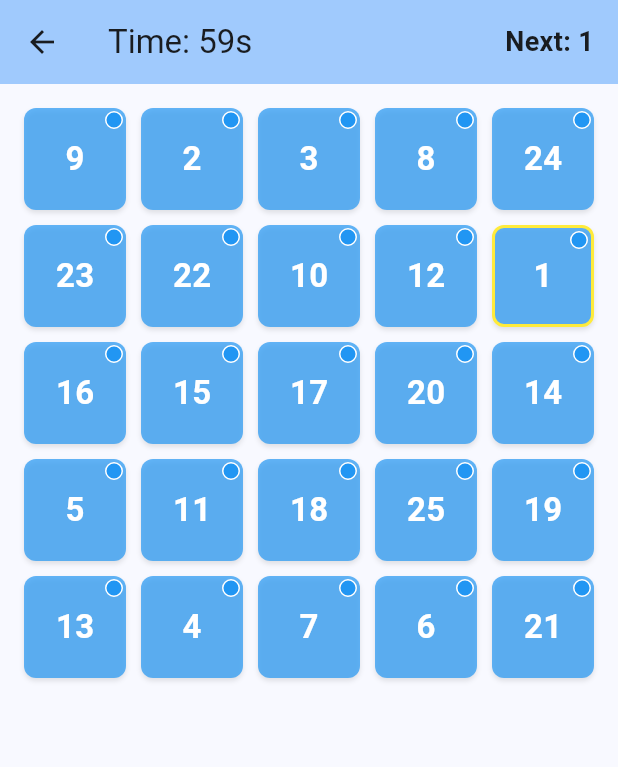
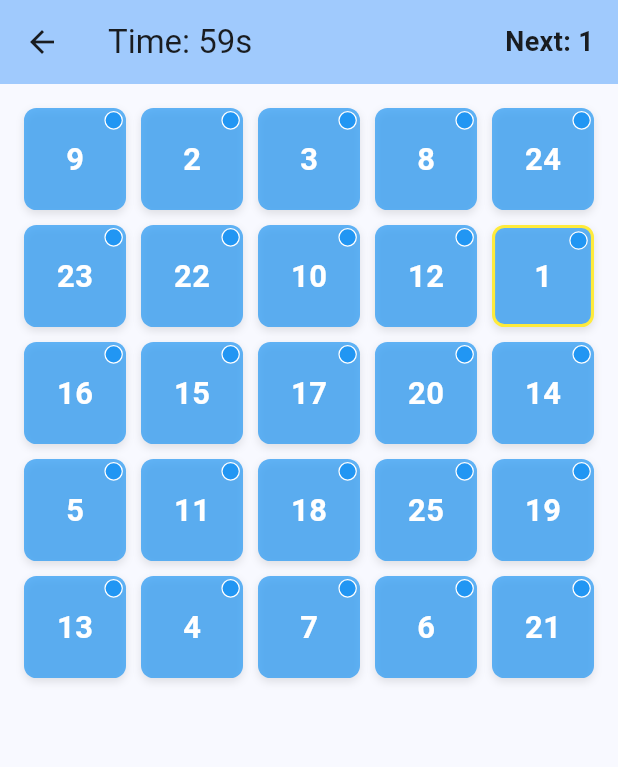
Before and after one commit to Robinbinu/sequencerush_minigame, a Flutter app: the screen it shows after launch, after a tap on "Start Game", on a phone screen of 412 x 824 dp. Shown: the top 767 px of the screen. Run offline on Flutter 3.47's test engine with Material 3 defaults, Android fonts, the light colour scheme and no system bars.

Commit message:
Responsive design update 1

```diff
--- a/lib/components/number_tile.dart
+++ b/lib/components/number_tile.dart
@@ -18,6 +18,8 @@ class NumberTile extends StatelessWidget {
         sequenceNumber ==
         (gameState.currentExpectedNumbers[playerForNumber] ?? 1);
 
+    final screenSize = MediaQuery.of(context).size;
+
     return InkWell(
       onTap: () {
         gameState.tapNumber(number);
@@ -25,16 +27,19 @@ class NumberTile extends StatelessWidget {
       child: Container(
         decoration: BoxDecoration(
           color: tileColor.withOpacity(0.7),
-          borderRadius: BorderRadius.circular(8),
+          borderRadius: BorderRadius.circular(screenSize.width * 0.02),
           border:
               isCurrentPlayerTile && isNextInSequence
-                  ? Border.all(color: Colors.yellow, width: 2)
+                  ? Border.all(
+                    color: Colors.yellow,
+                    width: screenSize.width * 0.005,
+                  )
                   : null,
           boxShadow: [
             BoxShadow(
               color: Colors.black.withOpacity(0.1),
-              blurRadius: 2,
-              offset: const Offset(0, 2),
+              blurRadius: screenSize.width * 0.01,
+              offset: Offset(0, screenSize.width * 0.005),
             ),
           ],
         ),
@@ -44,7 +49,7 @@ class NumberTile extends StatelessWidget {
               child: Text(
                 sequenceNumber.toString(),
                 style: TextStyle(
-                  fontSize: 22,
+                  fontSize: screenSize.width * 0.05,
                   fontWeight: FontWeight.bold,
                   color:
                       tileColor.computeLuminance() > 0.5
@@ -54,15 +59,18 @@ class NumberTile extends StatelessWidget {
               ),
             ),
             Positioned(
-              top: 2,
-              right: 2,
+              top: screenSize.width * 0.005,
+              right: screenSize.width * 0.005,
               child: Container(
-                width: 12,
-                height: 12,
+                width: screenSize.width * 0.03,
+                height: screenSize.width * 0.03,
                 decoration: BoxDecoration(
                   color: tileColor,
                   shape: BoxShape.circle,
-                  border: Border.all(color: Colors.white, width: 1),
+                  border: Border.all(
+                    color: Colors.white,
+                    width: screenSize.width * 0.002,
+                  ),
                 ),
               ),
             ),
```
Also changed, not shown: lib/constants.dart (added, +38 -0 lines).
